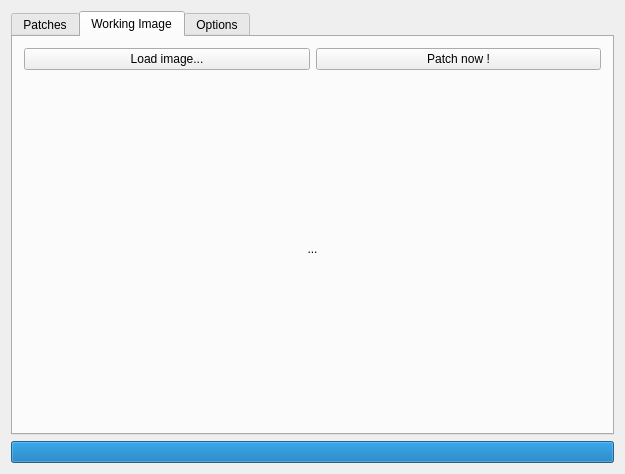
Above: widget.ui from antigol/PatchworkImage before the change. Below: the same form after it.
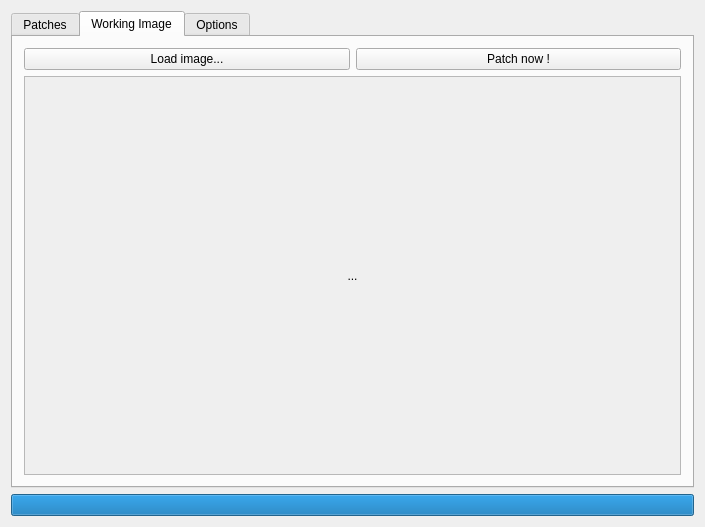
That is the form after the change. The open tabs and pages were chosen to show the change. Custom widgets are drawn as their Qt base class.

```diff
--- a/widget.ui
+++ b/widget.ui
@@ -6,8 +6,8 @@
    <rect>
     <x>0</x>
     <y>0</y>
-    <width>625</width>
-    <height>474</height>
+    <width>705</width>
+    <height>527</height>
    </rect>
   </property>
   <property name="windowTitle">
@@ -60,6 +60,21 @@
         </layout>
        </item>
        <item>
+        <widget class="QScrollArea" name="scrollArea">
+         <property name="widgetResizable">
+          <bool>true</bool>
+         </property>
+         <widget class="QWidget" name="scrollAreaWidgetContents">
+          <property name="geometry">
+           <rect>
+            <x>0</x>
+            <y>0</y>
+            <width>583</width>
+            <height>337</height>
+           </rect>
+          </property>
+          <layout class="QVBoxLayout" name="verticalLayout_4">
+           <item>
         <widget class="QLabel" name="label_image">
          <property name="sizePolicy">
           <sizepolicy hsizetype="Expanding" vsizetype="Expanding">
@@ -73,6 +88,10 @@
          <property name="alignment">
           <set>Qt::AlignCenter</set>
          </property>
+            </widget>
+           </item>
+          </layout>
+         </widget>
         </widget>
        </item>
       </layout>
```
Left out of the diff: 2 changed lines with no effect on the pictures. Lines whose indentation alone changed are shown as unchanged.
